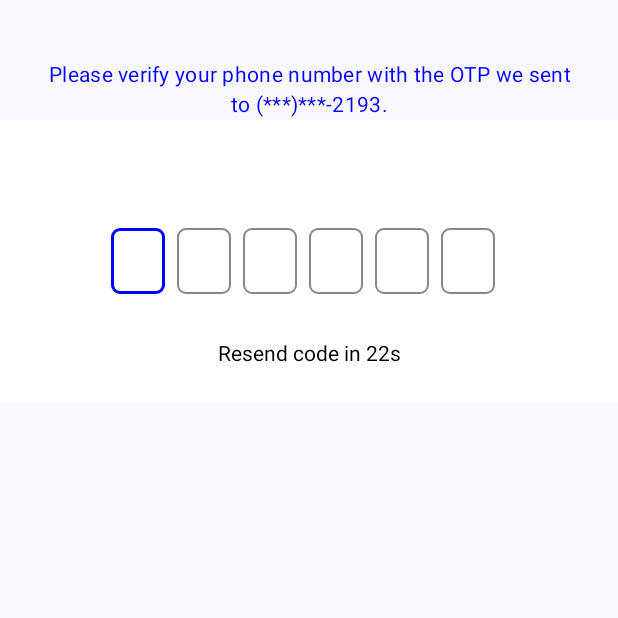
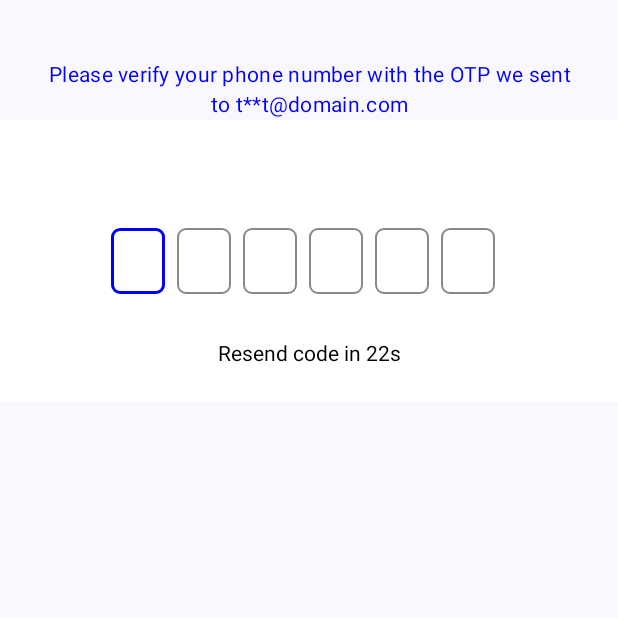
Before and after one commit to karimabdelhameed/OtpVerification, an Android app built with Jetpack Compose: the screen it shows after launch (MainActivity), on a phone screen of 412 x 824 dp, the top half of it. Run offline under Robolectric (Android 15) with nearby library versions, the phone set to English and light mode, and no system bars.

Commit message:
- Change assets

```diff
--- a/app/src/main/java/com/libFactory/otpverificationcomposetest/MainActivity.kt
+++ b/app/src/main/java/com/libFactory/otpverificationcomposetest/MainActivity.kt
@@ -58,7 +58,7 @@ fun TestOtp(modifier: Modifier = Modifier) {
             modifier = Modifier
                 .fillMaxWidth()
                 .padding(start = 24.dp, end = 24.dp, top = 40.dp),
-            text = "Please verify your phone number with the OTP we sent to (***)***-2193.",
+            text = "Please verify your phone number with the OTP we sent to t**t@domain.com",
             style = MaterialTheme.typography.bodyMedium,
             color = androidx.compose.ui.graphics.Color.Blue,
             textAlign = TextAlign.Center
```
Also changed, not shown: 4 other files.
